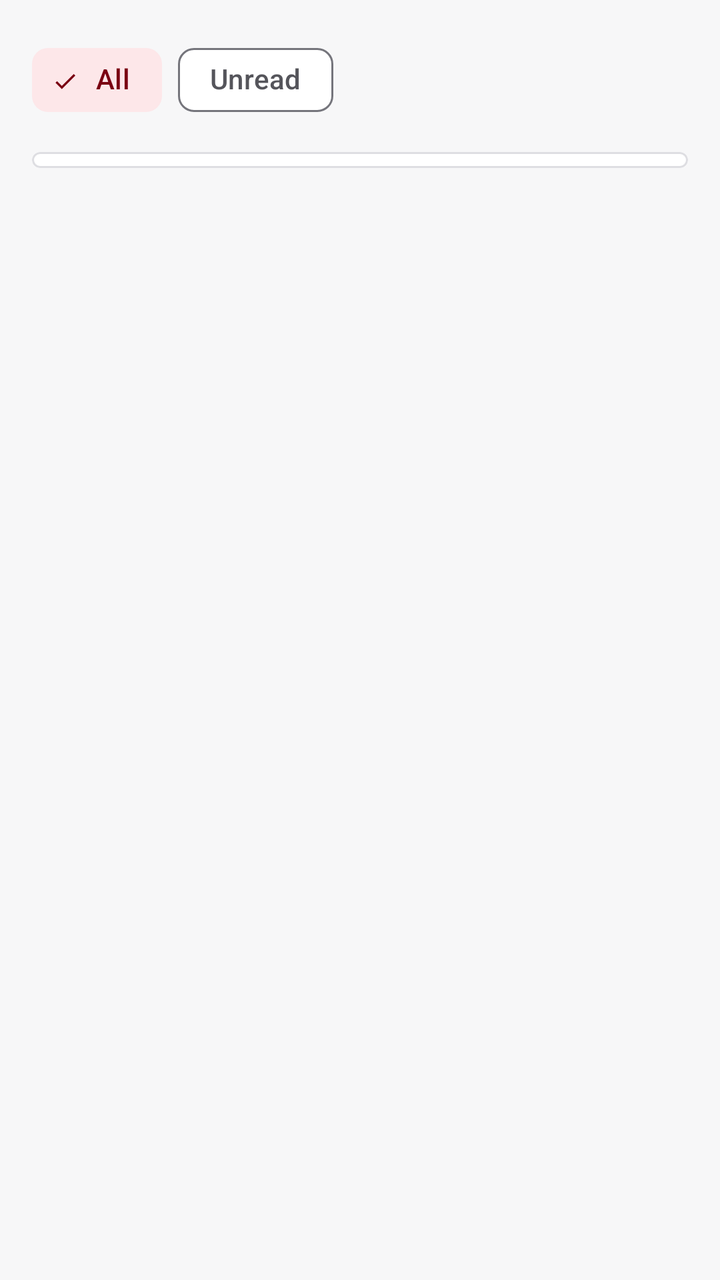
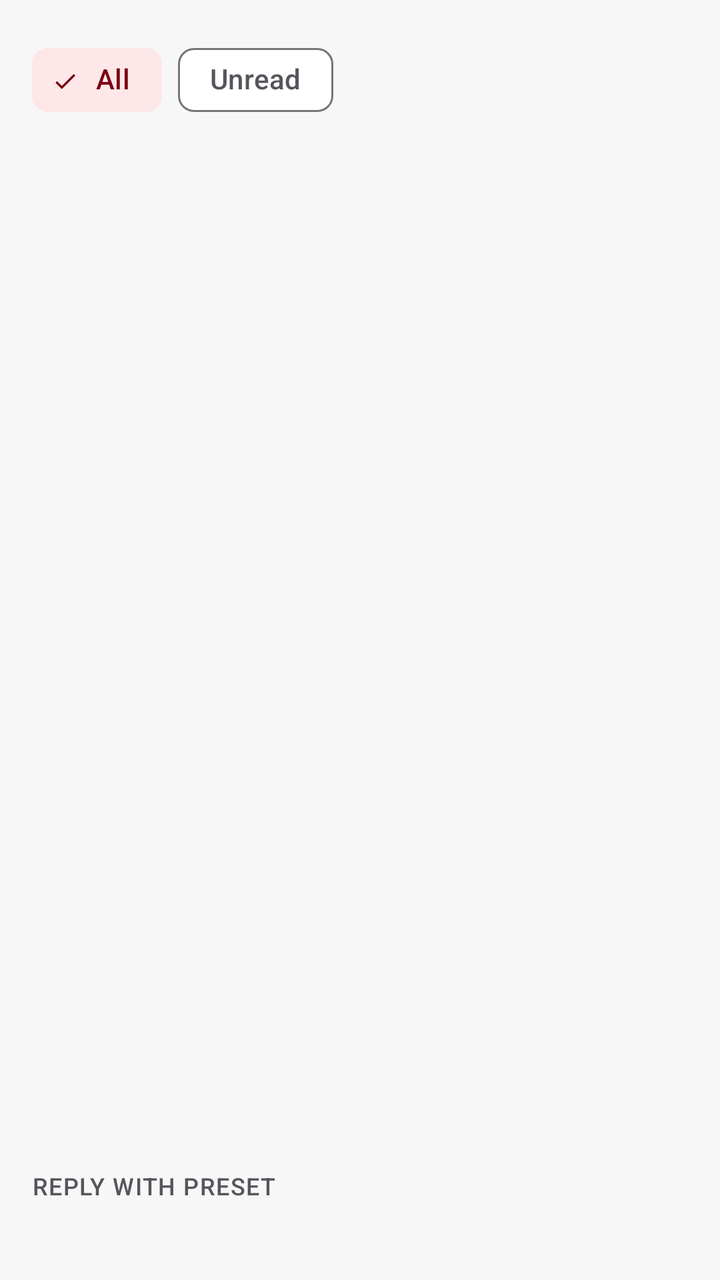

An Android layout rendered at two revisions. The XML below is the earlier revision; the diff shows what the commit changed to produce the second picture.
<!-- AndroidManifest.xml: application theme Theme.ACDOS -->
<!-- res/layout/fragment_messages.xml -->
<?xml version="1.0" encoding="utf-8"?>
<androidx.core.widget.NestedScrollView xmlns:android="http://schemas.android.com/apk/res/android"
    xmlns:app="http://schemas.android.com/apk/res-auto"
    android:layout_width="match_parent"
    android:layout_height="match_parent">

    <LinearLayout
        android:layout_width="match_parent"
        android:layout_height="wrap_content"
        android:orientation="vertical"
        android:padding="16dp">

        <com.google.android.material.chip.ChipGroup
            android:id="@+id/filter"
            android:layout_width="match_parent"
            android:layout_height="wrap_content"
            app:checkedChip="@id/filter_all"
            app:selectionRequired="true"
            app:singleSelection="true">

            <com.google.android.material.chip.Chip
                android:id="@+id/filter_all"
                style="@style/Widget.Material3.Chip.Filter"
                android:layout_width="wrap_content"
                android:layout_height="wrap_content"
                android:text="@string/dispatch_filter_all" />

            <com.google.android.material.chip.Chip
                android:id="@+id/filter_unread"
                style="@style/Widget.Material3.Chip.Filter"
                android:layout_width="wrap_content"
                android:layout_height="wrap_content"
                android:text="@string/dispatch_filter_unread" />

        </com.google.android.material.chip.ChipGroup>

        <com.google.android.material.card.MaterialCardView
            android:layout_width="match_parent"
            android:layout_height="wrap_content"
            android:layout_marginTop="12dp">

            <LinearLayout
                android:id="@+id/messages"
                android:layout_width="match_parent"
                android:layout_height="wrap_content"
                android:divider="@drawable/divider_hairline"
                android:orientation="vertical"
                android:paddingVertical="4dp"
                android:showDividers="middle" />

        </com.google.android.material.card.MaterialCardView>

        <LinearLayout
            android:id="@+id/reply_group"
            android:layout_width="match_parent"
            android:layout_height="wrap_content"
            android:orientation="vertical"
            android:visibility="gone">

            <TextView
                style="@style/Widget.ACDOS.Overline"
                android:text="@string/dispatch_reply_presets" />

            <TextView
                android:id="@+id/reply_to"
                android:layout_width="match_parent"
                android:layout_height="wrap_content"
                android:layout_marginBottom="4dp"
                android:textAppearance="@style/TextAppearance.ACDOS.Secondary" />

            <com.google.android.material.chip.ChipGroup
                android:id="@+id/reply_presets"
                android:layout_width="match_parent"
                android:layout_height="wrap_content" />

        </LinearLayout>

    </LinearLayout>

</androidx.core.widget.NestedScrollView>
<!-- resources referenced by this layout -->
<resources>
  <!-- drawable divider_hairline (drawable) -->
  <?xml version="1.0" encoding="utf-8"?>
  <shape xmlns:android="http://schemas.android.com/apk/res/android">
      <size android:height="1dp" />
      <solid android:color="?attr/colorOutlineVariant" />
  </shape>
  <string name="dispatch_filter_all">All</string>
  <string name="dispatch_filter_unread">Unread</string>
  <string name="dispatch_reply_presets">Reply with preset</string>
  <style name="Theme.ACDOS" parent="Base.Theme.ACDOS" />
  <color name="kq_red">#E01A22</color>
  <color name="on_kq_red">#FFFFFF</color>
  <color name="role_primary_container">#FDE7E9</color>
  <color name="role_on_primary_container">#7A0012</color>
  <color name="role_primary_inverse">#FFB3B8</color>
  <color name="fixed_primary_fixed">#FDE7E9</color>
  <color name="fixed_primary_fixed_dim">#FFB3B8</color>
  <color name="fixed_on_primary_fixed">#3F0007</color>
  <color name="fixed_on_primary_fixed_variant">#7A0012</color>
  <color name="role_secondary">#55555B</color>
  <color name="role_on_secondary">#FFFFFF</color>
  <color name="fixed_neutral_fixed">#E8E8EB</color>
  <color name="fixed_neutral_fixed_dim">#D0D0D5</color>
  <color name="fixed_on_neutral_fixed">#1A1A1C</color>
  <color name="fixed_on_neutral_fixed_variant">#55555B</color>
  <color name="role_tertiary">#55555B</color>
  <color name="role_on_tertiary">#FFFFFF</color>
  <color name="role_tertiary_container">#E8E8EB</color>
  <color name="role_on_tertiary_container">#1A1A1C</color>
  <color name="role_background">#F7F7F8</color>
  <color name="role_on_surface">#1A1A1C</color>
  <color name="role_surface">#FFFFFF</color>
  <color name="role_surface_container_lowest">#FFFFFF</color>
  <color name="role_surface_container_low">#F4F4F5</color>
  <color name="role_surface_container">#EFEFF1</color>
  <color name="role_surface_container_high">#E8E8EB</color>
  <color name="role_surface_container_highest">#E1E1E5</color>
  <color name="role_surface_variant">#E8E8EB</color>
  <color name="role_surface_bright">#FFFFFF</color>
  <color name="role_surface_dim">#DADADE</color>
  <color name="role_surface_inverse">#2E2E33</color>
  <color name="role_on_surface_variant">#55555B</color>
  <color name="role_on_surface_inverse">#F1F1F3</color>
  <color name="role_outline">#75757C</color>
  <color name="role_outline_variant">#DEDEE2</color>
  <color name="role_error">#8C1D18</color>
  <color name="role_on_error">#FFFFFF</color>
  <color name="role_error_container">#F9DEDC</color>
  <color name="role_on_error_container">#8C1D18</color>
  <color name="role_warning_container">#FCEFC7</color>
  <color name="role_on_warning_container">#6B4500</color>
  <color name="role_success_container">#DCF3E3</color>
  <color name="role_on_success_container">#14532D</color>
  <style name="ShapeAppearance.ACDOS.ExtraSmall" parent="">
          <item name="cornerFamily">rounded</item>
          <item name="cornerSize">4dp</item>
      </style>
  <style name="ShapeAppearance.ACDOS.Small" parent="">
          <item name="cornerFamily">rounded</item>
          <item name="cornerSize">8dp</item>
      </style>
  <style name="ShapeAppearance.ACDOS.Medium" parent="">
          <item name="cornerFamily">rounded</item>
          <item name="cornerSize">12dp</item>
      </style>
  <style name="ShapeAppearance.ACDOS.Large" parent="">
          <item name="cornerFamily">rounded</item>
          <item name="cornerSize">16dp</item>
      </style>
  <style name="Widget.ACDOS.Button" parent="Widget.Material3.Button">
          <item name="shapeAppearance">@style/ShapeAppearance.ACDOS.Button</item>
      </style>
  <style name="Widget.ACDOS.ProgressBar" parent="Widget.AppCompat.ProgressBar">
          <item name="android:indeterminateTint">?attr/colorPrimary</item>
      </style>
  <style name="ShapeAppearance.ACDOS.Button" parent="">
          <item name="cornerFamily">rounded</item>
          <item name="cornerSize">10dp</item>
      </style>
  <!-- unchanged entries left out for length: 25 -->
</resources>

<!-- the commit's change to res/layout/fragment_messages.xml (unified diff, before → after) -->
@@ -1,80 +1,103 @@
 <?xml version="1.0" encoding="utf-8"?>
-<androidx.core.widget.NestedScrollView xmlns:android="http://schemas.android.com/apk/res/android"
+<LinearLayout xmlns:android="http://schemas.android.com/apk/res/android"
     xmlns:app="http://schemas.android.com/apk/res-auto"
     android:layout_width="match_parent"
-    android:layout_height="match_parent">
+    android:layout_height="match_parent"
+    android:orientation="vertical"
+    android:paddingHorizontal="16dp"
+    android:paddingTop="16dp">
 
+    <com.google.android.material.chip.ChipGroup
+        android:id="@+id/filter"
+        android:layout_width="match_parent"
+        android:layout_height="wrap_content"
+        app:checkedChip="@id/filter_all"
+        app:selectionRequired="true"
+        app:singleSelection="true">
+
+        <com.google.android.material.chip.Chip
+            android:id="@+id/filter_all"
+            style="@style/Widget.Material3.Chip.Filter"
+            android:layout_width="wrap_content"
+            android:layout_height="wrap_content"
+            android:text="@string/dispatch_filter_all" />
+
+        <com.google.android.material.chip.Chip
+            android:id="@+id/filter_unread"
+            style="@style/Widget.Material3.Chip.Filter"
+            android:layout_width="wrap_content"
+            android:layout_height="wrap_content"
+            android:text="@string/dispatch_filter_unread" />
+
+    </com.google.android.material.chip.ChipGroup>
+
+    <TextView
+        android:id="@+id/empty"
+        android:layout_width="match_parent"
+        android:layout_height="wrap_content"
+        android:layout_marginTop="16dp"
+        android:gravity="center"
+        android:textAppearance="@style/TextAppearance.ACDOS.Secondary"
+        android:visibility="gone" />
+
+    <androidx.recyclerview.widget.RecyclerView
+        android:id="@+id/conversation"
+        android:layout_width="match_parent"
+        android:layout_height="0dp"
+        android:layout_weight="1"
+        android:clipToPadding="false"
+        android:paddingBottom="8dp" />
+
+    
     <LinearLayout
+        android:id="@+id/reply_group"
         android:layout_width="match_parent"
         android:layout_height="wrap_content"
         android:orientation="vertical"
-        android:padding="16dp">
+        android:paddingBottom="8dp">
+
+        <TextView
+            style="@style/Widget.ACDOS.Overline"
+            android:text="@string/dispatch_reply_presets" />
+
+        <TextView
+            android:id="@+id/reply_to"
+            android:layout_width="match_parent"
+            android:layout_height="wrap_content"
+            android:layout_marginBottom="4dp"
+            android:textAppearance="@style/TextAppearance.ACDOS.Secondary" />
 
         <com.google.android.material.chip.ChipGroup
-            android:id="@+id/filter"
+            android:id="@+id/reply_presets"
             android:layout_width="match_parent"
             android:layout_height="wrap_content"
-            app:checkedChip="@id/filter_all"
-            app:selectionRequired="true"
-            app:singleSelection="true">
+            app:chipSpacingVertical="0dp" />
 
-            <com.google.android.material.chip.Chip
-                android:id="@+id/filter_all"
-                style="@style/Widget.Material3.Chip.Filter"
-                android:layout_width="wrap_content"
-                android:layout_height="wrap_content"
-                android:text="@string/dispatch_filter_all" />
-
-            <com.google.android.material.chip.Chip
-                android:id="@+id/filter_unread"
-                style="@style/Widget.Material3.Chip.Filter"
-                android:layout_width="wrap_content"
-                android:layout_height="wrap_content"
-                android:text="@string/dispatch_filter_unread" />
-
-        </com.google.android.material.chip.ChipGroup>
-
-        <com.google.android.material.card.MaterialCardView
+        <LinearLayout
+            android:id="@+id/reply_presets_error"
             android:layout_width="match_parent"
             android:layout_height="wrap_content"
-            android:layout_marginTop="12dp">
-
-            <LinearLayout
-                android:id="@+id/messages"
-                android:layout_width="match_parent"
-                android:layout_height="wrap_content"
-                android:divider="@drawable/divider_hairline"
-                android:orientation="vertical"
-                android:paddingVertical="4dp"
-                android:showDividers="middle" />
-
-        </com.google.android.material.card.MaterialCardView>
-
-        <LinearLayout
-            android:id="@+id/reply_group"
-            android:layout_width="match_parent"
-            android:layout_height="wrap_content"
-            android:orientation="vertical"
+            android:gravity="center_vertical"
+            android:orientation="horizontal"
             android:visibility="gone">
 
             <TextView
-                style="@style/Widget.ACDOS.Overline"
-                android:text="@string/dispatch_reply_presets" />
+                android:layout_width="0dp"
+                android:layout_height="wrap_content"
+                android:layout_weight="1"
+                android:text="@string/dispatch_reply_presets_failed"
+                android:textAppearance="?attr/textAppearanceBodyMedium"
+                android:textColor="?attr/colorError" />
 
-            <TextView
-                android:id="@+id/reply_to"
-                android:layout_width="match_parent"
+            <Button
+                android:id="@+id/reply_presets_retry"
+                style="?attr/borderlessButtonStyle"
+                android:layout_width="wrap_content"
                 android:layout_height="wrap_content"
-                android:layout_marginBottom="4dp"
-                android:textAppearance="@style/TextAppearance.ACDOS.Secondary" />
-
-            <com.google.android.material.chip.ChipGroup
-                android:id="@+id/reply_presets"
-                android:layout_width="match_parent"
-                android:layout_height="wrap_content" />
+                android:text="@string/action_retry" />
 
         </LinearLayout>
 
     </LinearLayout>
 
-</androidx.core.widget.NestedScrollView>
+</LinearLayout>
<!-- resource entries referenced after the edit -->
@@ -1,14 +1,10 @@
 <!-- resources referenced by this layout -->
 <resources>
-  <!-- drawable divider_hairline (drawable) -->
-  <?xml version="1.0" encoding="utf-8"?>
-  <shape xmlns:android="http://schemas.android.com/apk/res/android">
-      <size android:height="1dp" />
-      <solid android:color="?attr/colorOutlineVariant" />
-  </shape>
+  <string name="action_retry">Retry</string>
   <string name="dispatch_filter_all">All</string>
   <string name="dispatch_filter_unread">Unread</string>
   <string name="dispatch_reply_presets">Reply with preset</string>
+  <string name="dispatch_reply_presets_failed">Couldn\'t load the replies.</string>
   <style name="Theme.ACDOS" parent="Base.Theme.ACDOS" />
   <color name="kq_red">#E01A22</color>
   <color name="on_kq_red">#FFFFFF</color>
